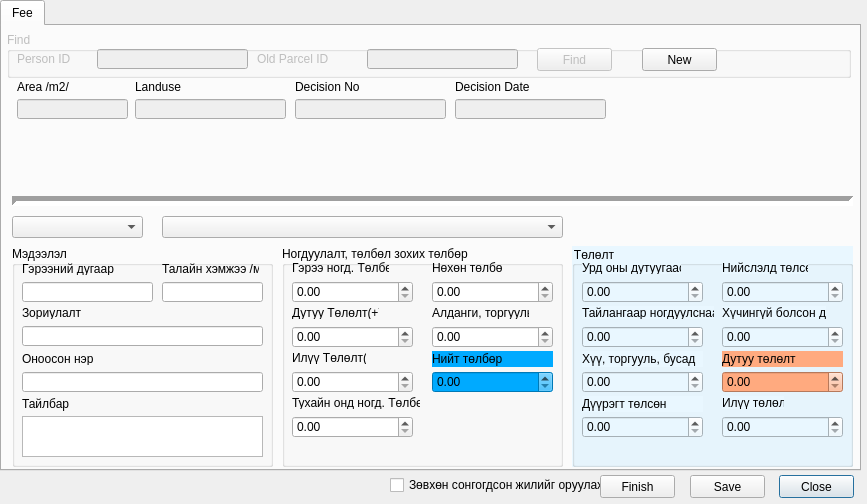
Old version of the form view/ParcelInfoFeeDialog.ui in the repository teamlm2/lm2_mgis.
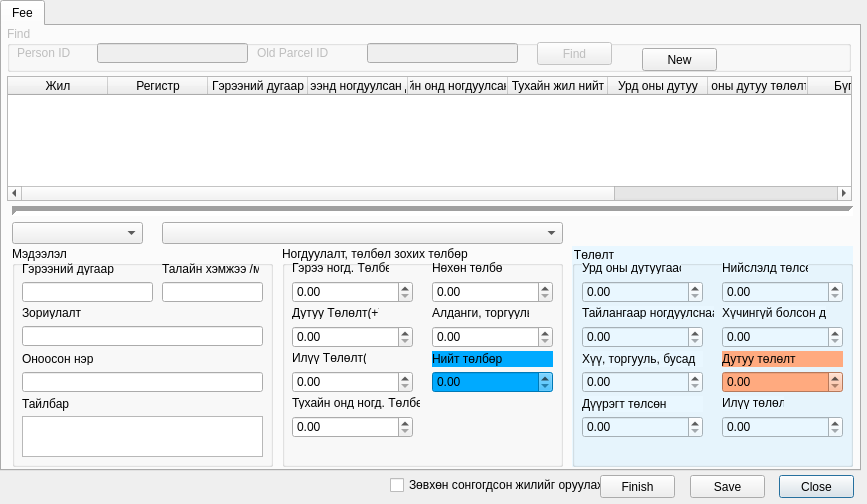
New version of the form. Icons and pictures are not drawn.

Diff of the .ui file:
```diff
--- a/view/ParcelInfoFeeDialog.ui
+++ b/view/ParcelInfoFeeDialog.ui
@@ -42,71 +42,6 @@
     <attribute name="title">
      <string>Fee</string>
     </attribute>
-    <widget class="QLineEdit" name="landuse_edit">
-     <property name="enabled">
-      <bool>false</bool>
-     </property>
-     <property name="geometry">
-      <rect>
-       <x>133</x>
-       <y>73</y>
-       <width>151</width>
-       <height>20</height>
-      </rect>
-     </property>
-    </widget>
-    <widget class="QLabel" name="label">
-     <property name="geometry">
-      <rect>
-       <x>293</x>
-       <y>53</y>
-       <width>151</width>
-       <height>16</height>
-      </rect>
-     </property>
-     <property name="text">
-      <string>Decision No</string>
-     </property>
-    </widget>
-    <widget class="QLabel" name="label_5">
-     <property name="geometry">
-      <rect>
-       <x>15</x>
-       <y>53</y>
-       <width>151</width>
-       <height>16</height>
-      </rect>
-     </property>
-     <property name="text">
-      <string>Area /m2/</string>
-     </property>
-    </widget>
-    <widget class="QLabel" name="label_2">
-     <property name="geometry">
-      <rect>
-       <x>453</x>
-       <y>53</y>
-       <width>151</width>
-       <height>16</height>
-      </rect>
-     </property>
-     <property name="text">
-      <string>Decision Date</string>
-     </property>
-    </widget>
-    <widget class="QLineEdit" name="decision_no_edit">
-     <property name="enabled">
-      <bool>false</bool>
-     </property>
-     <property name="geometry">
-      <rect>
-       <x>293</x>
-       <y>73</y>
-       <width>151</width>
-       <height>20</height>
-      </rect>
-     </property>
-    </widget>
     <widget class="QGroupBox" name="find_gbox">
      <property name="enabled">
       <bool>false</bool>
@@ -114,7 +49,7 @@
      <property name="geometry">
       <rect>
        <x>5</x>
-       <y>6</y>
+       <y>0</y>
        <width>844</width>
        <height>46</height>
       </rect>
@@ -192,32 +127,6 @@
       </property>
      </widget>
     </widget>
-    <widget class="QLineEdit" name="decision_date_edit">
-     <property name="enabled">
-      <bool>false</bool>
-     </property>
-     <property name="geometry">
-      <rect>
-       <x>453</x>
-       <y>73</y>
-       <width>151</width>
-       <height>20</height>
-      </rect>
-     </property>
-    </widget>
-    <widget class="QLineEdit" name="area_m2_edit">
-     <property name="enabled">
-      <bool>false</bool>
-     </property>
-     <property name="geometry">
-      <rect>
-       <x>15</x>
-       <y>73</y>
-       <width>111</width>
-       <height>20</height>
-      </rect>
-     </property>
-    </widget>
     <widget class="QPushButton" name="clear_button">
      <property name="geometry">
       <rect>
@@ -231,24 +140,11 @@
       <string>New</string>
      </property>
     </widget>
-    <widget class="QLabel" name="label_6">
-     <property name="geometry">
-      <rect>
-       <x>133</x>
-       <y>53</y>
-       <width>151</width>
-       <height>16</height>
-      </rect>
-     </property>
-     <property name="text">
-      <string>Landuse</string>
-     </property>
-    </widget>
     <widget class="QComboBox" name="year_cbox">
      <property name="geometry">
       <rect>
        <x>10</x>
-       <y>190</y>
+       <y>196</y>
        <width>131</width>
        <height>22</height>
       </rect>
@@ -799,7 +695,7 @@
      <property name="geometry">
       <rect>
        <x>10</x>
-       <y>160</y>
+       <y>170</y>
        <width>841</width>
        <height>31</height>
       </rect>
@@ -818,12 +714,80 @@
      <property name="geometry">
       <rect>
        <x>160</x>
-       <y>190</y>
+       <y>196</y>
        <width>401</width>
        <height>22</height>
       </rect>
      </property>
     </widget>
+    <widget class="QTableWidget" name="tableWidget">
+     <property name="geometry">
+      <rect>
+       <x>5</x>
+       <y>50</y>
+       <width>845</width>
+       <height>125</height>
+      </rect>
+     </property>
+     <property name="sortingEnabled">
+      <bool>true</bool>
+     </property>
+     <column>
+      <property name="text">
+       <string>Жил</string>
+      </property>
+     </column>
+     <column>
+      <property name="text">
+       <string>Регистр</string>
+      </property>
+     </column>
+     <column>
+      <property name="text">
+       <string>Гэрээний дугаар</string>
+      </property>
+     </column>
+     <column>
+      <property name="text">
+       <string>Гэрээнд ногдуулсан дүн</string>
+      </property>
+     </column>
+     <column>
+      <property name="text">
+       <string>Тухайн онд ногдуулсан дүн</string>
+      </property>
+     </column>
+     <column>
+      <property name="text">
+       <string>Тухайн жил нийт</string>
+      </property>
+     </column>
+     <column>
+      <property name="text">
+       <string>Урд оны дутуу</string>
+      </property>
+     </column>
+     <column>
+      <property name="text">
+       <string>Урд оны дутуу төлөлтөөс</string>
+      </property>
+     </column>
+     <column>
+      <property name="text">
+       <string>Бүгд дүн</string>
+      </property>
+     </column>
+     <column>
+      <property name="text">
+       <string>Хүчингүйд тооцсон дүн</string>
+      </property>
+     </column>
+     <column>
+      <property name="text">
+       <string>Тайлан оны илүү, дутуу төлөлт </string>
+      </property>
+     </column>
+    </widget>
    </widget>
   </widget>
   <widget class="QPushButton" name="save_button">
```
